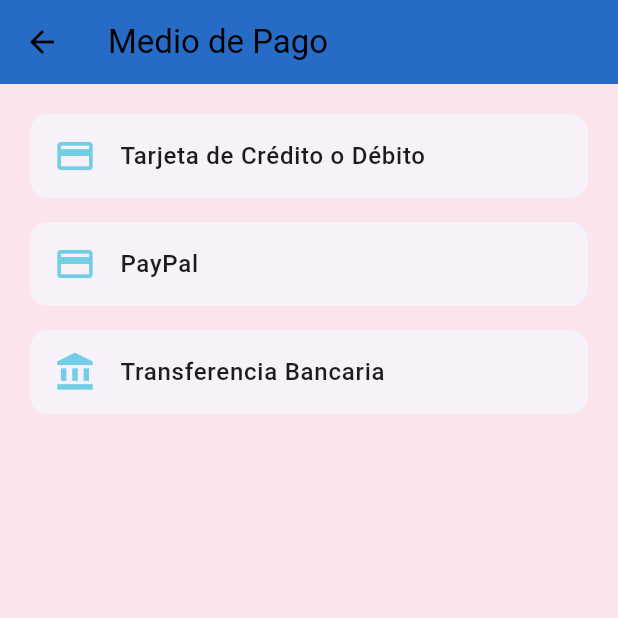
After one commit to StivenDorado/Alquiler_Autos, a Flutter app: the Pago screen opened directly, on a phone screen of 412 x 824 dp, the top half of it. The commit adds this screen. Run offline on Flutter 3.47's test engine with Material 3 defaults, Android fonts, the phone set to English and light mode, and no system bars; network calls fail.

Commit message:
Second Commit

```diff
--- /dev/null
+++ b/lib/views/pago.dart
@@ -0,0 +1,102 @@
+import 'package:flutter/material.dart';
+
+class Pago extends StatelessWidget {
+  const Pago({Key? key}) : super(key: key);
+
+  @override
+  Widget build(BuildContext context) {
+    return Scaffold(
+      appBar: AppBar(
+        backgroundColor: Color.fromARGB(255, 38, 108, 199),
+        leading: IconButton(
+          icon: const Icon(Icons.arrow_back, color: Colors.black),
+          onPressed: () => Navigator.of(context).pop(),
+        ),
+        title: const Text(
+          'Medio de Pago',
+          style: TextStyle(color: Colors.black),
+        ),
+        elevation: 0,
+      ),
+      body: Container(
+        color: Colors.pink[50], // Fondo rosa claro
+        child: Padding(
+          padding: const EdgeInsets.all(16.0),
+          child: Column(
+            children: [
+              // Tarjeta de Crédito o Débito
+              Card(
+                elevation: 0,
+                child: ListTile(
+                  leading: Icon(
+                    Icons.credit_card,
+                    color: Color.fromARGB(255, 115, 206, 229),
+                    size: 28,
+                  ),
+                  title: const Text(
+                    'Tarjeta de Crédito o Débito',
+                    style: TextStyle(
+                      fontSize: 16,
+                      fontWeight: FontWeight.w500,
+                    ),
+                  ),
+                  onTap: () {
+                    // Implementar selección de tarjeta
+                  },
+                ),
+              ),
+
+              const SizedBox(height: 8),
+
+              // PayPal
+              Card(
+                elevation: 0,
+                child: ListTile(
+                  leading: Icon(
+                    Icons.payment,
+                    color: Color.fromARGB(255, 115, 206, 229),
+                    size: 28,
+                  ),
+                  title: const Text(
+                    'PayPal',
+                    style: TextStyle(
+                      fontSize: 16,
+                      fontWeight: FontWeight.w500,
+                    ),
+                  ),
+                  onTap: () {
+                    // Implementar pago con PayPal
+                  },
+                ),
+              ),
+
+              const SizedBox(height: 8),
+
+              // Transferencia Bancaria
+              Card(
+                elevation: 0,
+                child: ListTile(
+                  leading: Icon(
+                    Icons.account_balance,
+                    color: Color.fromARGB(255, 115, 206, 229),
+                    size: 28,
+                  ),
+                  title: const Text(
+                    'Transferencia Bancaria',
+                    style: TextStyle(
+                      fontSize: 16,
+                      fontWeight: FontWeight.w500,
+                    ),
+                  ),
+                  onTap: () {
+                    // Implementar transferencia bancaria
+                  },
+                ),
+              ),
+            ],
+          ),
+        ),
+      ),
+    );
+  }
+}
--- a/lib/views/perfil.dart
+++ b/lib/views/perfil.dart
@@ -1,13 +1,13 @@
 import 'package:flutter/material.dart';
 
-class ProfileScreen extends StatelessWidget {
-  const ProfileScreen({Key? key}) : super(key: key);
+class Perfil extends StatelessWidget {
+  const Perfil({Key? key}) : super(key: key);
 
   @override
   Widget build(BuildContext context) {
     return Scaffold(
       appBar: AppBar(
-        backgroundColor: Colors.red[400],
+        backgroundColor: Color.fromARGB(255, 30, 112, 236),
         leading: IconButton(
           icon: const Icon(Icons.arrow_back, color: Colors.black),
           onPressed: () => Navigator.of(context).pop(),
```
Also changed, not shown: lib/main.dart (+2 -5 lines), lib/views/detalles.dart (+10 -6 lines), lib/views/home.dart (+103 -54 lines), lib/views/login.dart (+18 -4 lines), lib/views/registrarse.dart (+7 -0 lines), log.txt (+39 -0 lines).
